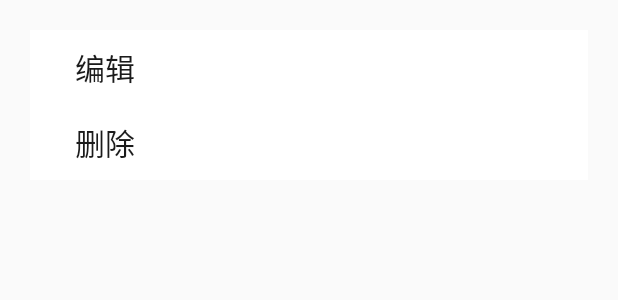
After one commit to guiyujin/PureNote_MVP, an Android app: the layout operation_dialog_center.xml on its own in the app's theme, with its tools: preview values and no code run, on a phone screen of 412 x 824 dp. The commit adds this screen. Shown: the top 300 px of the screen. Run offline under Robolectric (Android 15) with nearby library versions, the phone set to English and light mode, and no system bars.

```diff
--- a/app/src/main/java/com/guiyujin/purenote_mvp/OperationDialog.java
+++ b/app/src/main/java/com/guiyujin/purenote_mvp/OperationDialog.java
@@ -37,12 +37,12 @@ public class OperationDialog extends AlertDialog.Builder implements View.OnClick
         dialog = new Dialog(context, R.style.photo_dialog);
         dialog.setContentView(view);
         Window window = dialog.getWindow();
-
-        if (gravity == Gravity.BOTTOM){
-            window.setBackgroundDrawableResource(R.drawable.bottom_round_operation_dialog);
-        }else if (gravity == Gravity.CENTER){
-            window.setBackgroundDrawableResource(R.drawable.center_round_operation_dialog);
-        }
+        window.setBackgroundDrawableResource(R.drawable.center_round_operation_dialog);
+//        if (gravity == Gravity.BOTTOM){
+//            window.setBackgroundDrawableResource(R.drawable.bottom_round_operation_dialog);
+//        }else if (gravity == Gravity.CENTER){
+//            window.setBackgroundDrawableResource(R.drawable.center_round_operation_dialog);
+//        }
 
         //设置弹出窗口大小
         window.setLayout(WindowManager.LayoutParams.MATCH_PARENT, WindowManager.LayoutParams.WRAP_CONTENT);
--- a/app/src/main/java/com/guiyujin/purenote_mvp/Util.java
+++ b/app/src/main/java/com/guiyujin/purenote_mvp/Util.java
@@ -10,9 +10,6 @@ import android.provider.Settings;
 import android.widget.Toast;
 
 import androidx.core.content.ContextCompat;
-
-import com.guiyujin.lib_common.biometrics.fingerprint.FingerprintCallback;
-import com.guiyujin.lib_common.biometrics.fingerprint.FingerprintVerifyManager;
 
 import java.text.SimpleDateFormat;
 import java.util.Date;
--- a/app/src/main/java/com/guiyujin/purenote_mvp/activity/MainActivity.java
+++ b/app/src/main/java/com/guiyujin/purenote_mvp/activity/MainActivity.java
@@ -92,7 +92,7 @@ public class MainActivity extends BaseActivity<MainPresenter, MainModelImpl>impl
 
         myAdapter.setOnItemLongClickListener((v, position) -> {
             OperationDialog operationDialog = new OperationDialog(this);
-            operationDialog.showDialog(R.layout.operation_dialog, Gravity.BOTTOM);
+            operationDialog.showDialog(R.layout.operation_dialog_center, Gravity.CENTER);
             operationDialog.setOperationDialogListener(new OperationDialog.OperationDialogListener() {
                 @Override
                 public void edit() {
--- a/app/src/main/java/com/guiyujin/purenote_mvp/model/addcontent/AddContentModelImpl.java
+++ b/app/src/main/java/com/guiyujin/purenote_mvp/model/addcontent/AddContentModelImpl.java
@@ -2,7 +2,6 @@ package com.guiyujin.purenote_mvp.model.addcontent;
 
 import android.content.Context;
 
-import com.guiyujin.lib_common.security.AESCrypt;
 import com.guiyujin.purenote_mvp.room.DBengine;
 import com.guiyujin.purenote_mvp.room.Note;
 
--- a/app/src/main/res/drawable-v24/center_round_operation_dialog.xml
+++ b/app/src/main/res/drawable-v24/center_round_operation_dialog.xml
@@ -13,7 +13,7 @@
 
     <!-- android:radius 圆角的半径 -->
     <corners
-        android:radius="40dp"
+        android:radius="20dp"
     />
 
 </shape>
--- /dev/null
+++ b/app/src/main/res/layout/operation_dialog_center.xml
@@ -0,0 +1,37 @@
+<?xml version="1.0" encoding="utf-8"?>
+<LinearLayout
+    xmlns:android="http://schemas.android.com/apk/res/android"
+    android:layout_width="match_parent"
+    android:layout_height="wrap_content"
+    android:layout_marginTop="20dp"
+    android:layout_marginStart="20dp"
+    android:layout_marginEnd="20dp"
+    android:orientation="vertical">
+
+    <RadioGroup
+        android:id="@+id/radio_group"
+        android:layout_width="match_parent"
+        android:layout_height="wrap_content"
+        android:orientation="vertical">
+
+        <RadioButton
+            android:id="@+id/action_edit"
+            android:button="@null"
+            android:paddingStart="30dp"
+            android:paddingEnd="30dp"
+            android:background="@drawable/radiogroup"
+            android:text="编辑"
+            style="@style/RadioButtonStyle"/>
+
+        <RadioButton
+            android:id="@+id/action_delete"
+            android:button="@null"
+            android:paddingStart="30dp"
+            android:paddingEnd="30dp"
+            android:background="@drawable/radiogroup"
+            android:text="删除"
+            style="@style/RadioButtonStyle"/>
+
+    </RadioGroup>
+
+</LinearLayout>
```
Also changed, not shown: app/src/main/res/layout/operation_dialog_bottom.xml (renamed from app/src/main/res/layout/operation_dialog.xml).
